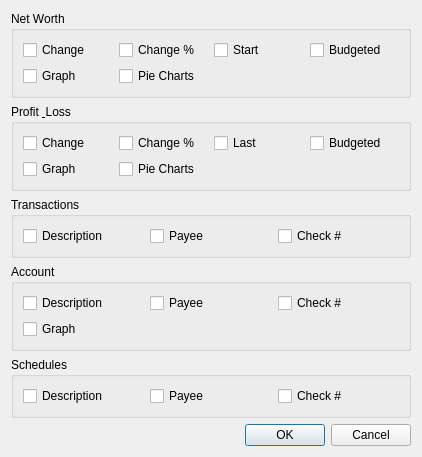
First picture: the form in qt/ui/view_options_dialog.ui, repository Mouchnino/moneyguru, before the edit.
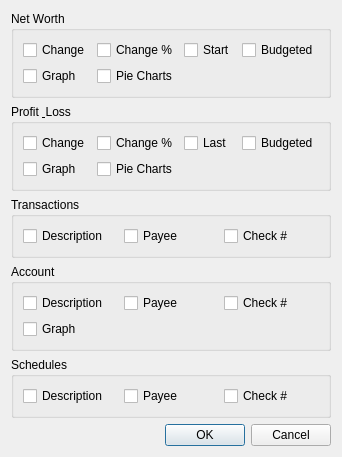
Second picture: the form after the edit.

The edit to the form file:
```diff
--- a/qt/ui/view_options_dialog.ui
+++ b/qt/ui/view_options_dialog.ui
@@ -6,8 +6,8 @@
    <rect>
     <x>0</x>
     <y>0</y>
-    <width>422</width>
-    <height>448</height>
+    <width>306</width>
+    <height>390</height>
    </rect>
   </property>
   <property name="windowTitle">
```
